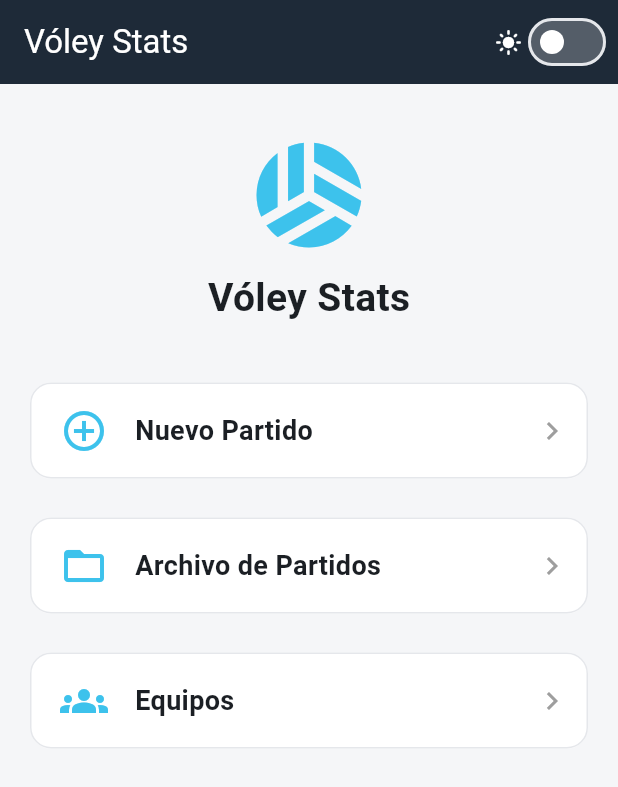
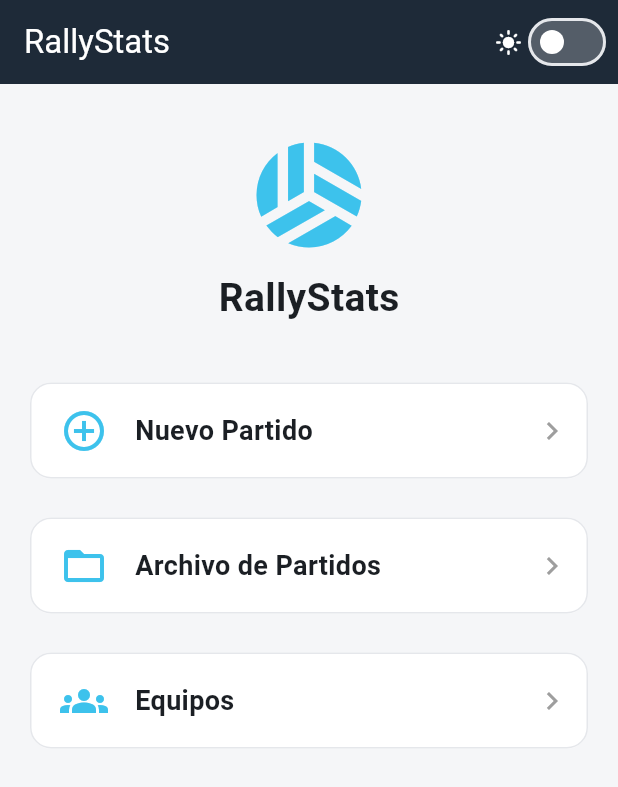
Before and after one commit to ezecastiglione18/volley_stats_app, a Flutter app: the screen it shows after launch, on a phone screen of 412 x 824 dp. Shown: the top 787 px of the screen. Run offline on Flutter 3.47's test engine with Material 3 defaults, Android fonts, the phone set to English and light mode, and no system bars; our stand-ins replace hive_flutter, pdf, printing; accounts and stored records are empty.

Commit message:
Agregado de icono + nombre (beta)

```diff
--- a/lib/main.dart
+++ b/lib/main.dart
@@ -13,13 +13,13 @@ Future<void> main() async {
   final themeController = ThemeController();
   await appData.loadAll();
   await themeController.load();
-  runApp(VolleyStatsApp(appData: appData, themeController: themeController));
+  runApp(RallyStatsApp(appData: appData, themeController: themeController));
 }
 
-class VolleyStatsApp extends StatelessWidget {
+class RallyStatsApp extends StatelessWidget {
   final AppDataController appData;
   final ThemeController themeController;
-  const VolleyStatsApp({super.key, required this.appData, required this.themeController});
+  const RallyStatsApp({super.key, required this.appData, required this.themeController});
 
   @override
   Widget build(BuildContext context) {
@@ -31,7 +31,7 @@ class VolleyStatsApp extends StatelessWidget {
       child: Consumer<ThemeController>(
         builder: (context, theme, _) {
           return MaterialApp(
-            title: 'Vóley Stats',
+            title: 'RallyStats',
             debugShowCheckedModeBanner: false,
             theme: buildLightTheme(),
             darkTheme: buildDarkTheme(),
--- a/lib/screens/home_screen.dart
+++ b/lib/screens/home_screen.dart
@@ -12,7 +12,7 @@ class HomeScreen extends StatelessWidget {
   Widget build(BuildContext context) {
     return Scaffold(
       appBar: AppBar(
-        title: const Text('Vóley Stats'),
+        title: const Text('RallyStats'),
         actions: const [ThemeToggleSwitch()],
       ),
       body: SafeArea(
@@ -25,7 +25,7 @@ class HomeScreen extends StatelessWidget {
               Icon(Icons.sports_volleyball, size: 84, color: Theme.of(context).colorScheme.secondary),
               const SizedBox(height: 8),
               const Center(
-                child: Text('Vóley Stats',
+                child: Text('RallyStats',
                     style: TextStyle(fontSize: 26, fontWeight: FontWeight.bold)),
               ),
               const SizedBox(height: 32),
--- a/pubspec.yaml
+++ b/pubspec.yaml
@@ -1,5 +1,5 @@
-name: volley_stats
-description: "Estadísticas de Vóley — carga en vivo, planillas de equipo y reportes en PDF."
+name: rally_stats
+description: "RallyStats — carga en vivo, planillas de equipo y reportes en PDF de estadísticas de vóley."
 publish_to: 'none'
 version: 1.0.0+1
 
```
Also changed, not shown: 33 other files.
